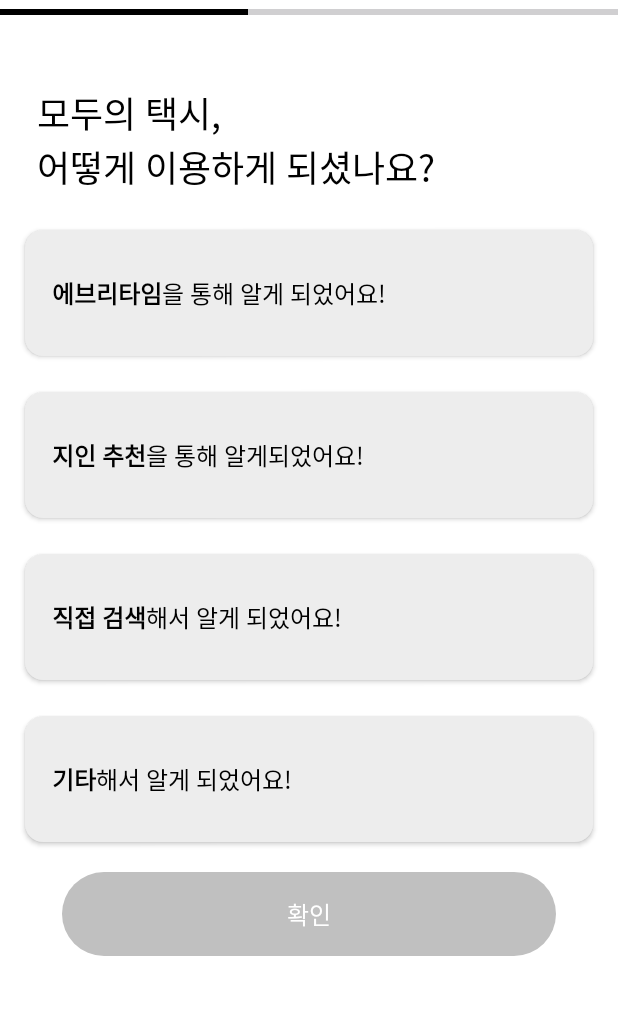
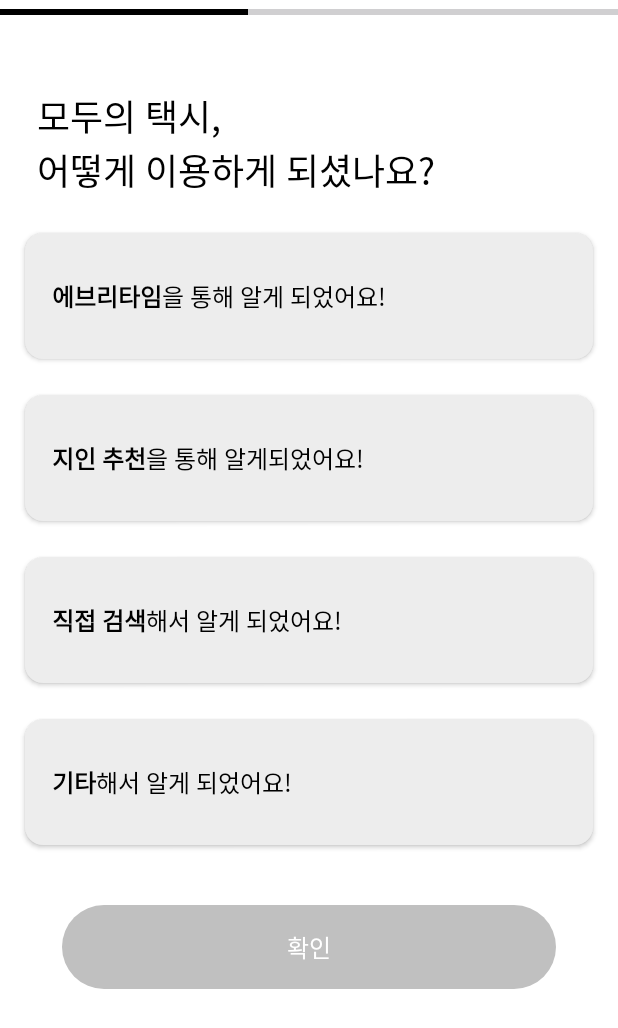
Before and after one commit to MODU-TAXI/android, an Android app: the OnboardingQuestionHowToKnowFragment screen opened through its navigation route, on a phone screen of 412 x 824 dp. Shown: the top 1028 px of the screen. Run offline under Robolectric (Android 15) with nearby library versions, the phone set to English and light mode, and no system bars; our stand-ins replace Dagger/Hilt's generated code, data binding; libraries missing offline, so code that uses them is left out: com.kakao.sdk.

Commit message:
[MA-6] fix : layout 수정

```diff
--- a/presentation/src/main/res/layout/fragment_onboarding_question_how_to_know_app.xml
+++ b/presentation/src/main/res/layout/fragment_onboarding_question_how_to_know_app.xml
@@ -165,7 +165,7 @@
                 android:id="@+id/btn_check"
                 android:layout_width="0dp"
                 android:layout_height="wrap_content"
-                android:layout_marginTop="20dp"
+                android:layout_marginTop="40dp"
                 android:background="@drawable/selector_next_btn"
                 android:gravity="center"
                 style="@style/TextLargeSemibold"
--- a/presentation/src/main/res/layout/fragment_onboarding_question_when_want_taxi.xml
+++ b/presentation/src/main/res/layout/fragment_onboarding_question_when_want_taxi.xml
@@ -167,7 +167,7 @@
                 style="@style/TextLargeSemibold"
                 android:layout_width="0dp"
                 android:layout_height="wrap_content"
-                android:layout_marginTop="20dp"
+                android:layout_marginTop="40dp"
                 android:background="@drawable/selector_next_btn"
                 android:gravity="center"
                 android:paddingVertical="16dp"
```
Also changed, not shown: presentation/src/main/res/layout/fragment_onboarding_identification.xml (+6 -3 lines).
